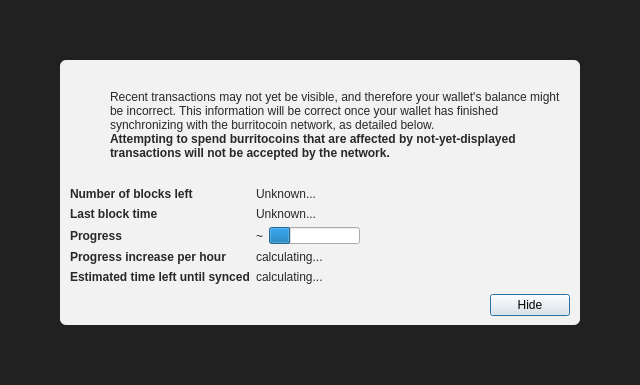
Qt form src/qt/forms/modaloverlay.ui (BurritoCoinDev/BurritoCoin) before a commit.
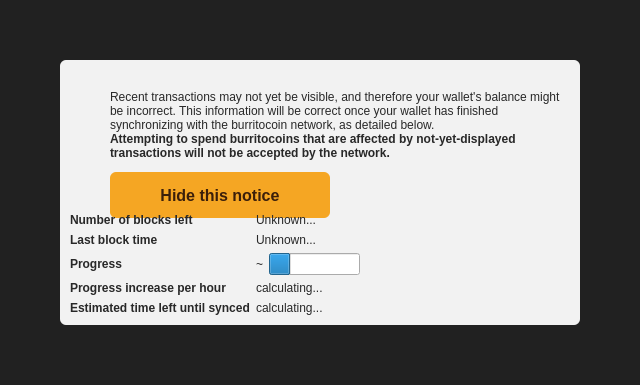
The same form after that commit. Icons and pictures are not drawn.

Commit message: qt: group sync-overlay Hide button with the warning, make it prominent

```diff
--- a/src/qt/forms/modaloverlay.ui
+++ b/src/qt/forms/modaloverlay.ui
@@ -54,7 +54,7 @@
 
 QLabel { color: rgb(40,40,40);  }</string>
         </property>
-        <layout class="QVBoxLayout" name="verticalLayoutSub" stretch="1,0,0,0">
+        <layout class="QVBoxLayout" name="verticalLayoutSub" stretch="1,0,0">
          <property name="spacing">
           <number>0</number>
          </property>
@@ -159,6 +159,61 @@
                </property>
               </widget>
              </item>
+             <item>
+              <layout class="QHBoxLayout" name="horizontalLayoutHideBtn">
+               <property name="topMargin">
+                <number>12</number>
+               </property>
+               <item>
+                <widget class="QPushButton" name="closeButton">
+                 <property name="minimumSize">
+                  <size>
+                   <width>220</width>
+                   <height>46</height>
+                  </size>
+                 </property>
+                 <property name="cursor">
+                  <cursorShape>PointingHandCursor</cursorShape>
+                 </property>
+                 <property name="font">
+                  <font>
+                   <pointsize>12</pointsize>
+                   <weight>75</weight>
+                   <bold>true</bold>
+                  </font>
+                 </property>
+                 <property name="styleSheet">
+                  <string notr="true">QPushButton#closeButton { background-color: #f5a623; color: #3b1f0a; border: none; border-radius: 6px; padding: 8px 22px; } QPushButton#closeButton:hover { background-color: #ffc04d; } QPushButton#closeButton:pressed { background-color: #c47d0e; }</string>
+                 </property>
+                 <property name="text">
+                  <string>Hide this notice</string>
+                 </property>
+                 <property name="shortcut">
+                  <string>Esc</string>
+                 </property>
+                 <property name="focusPolicy">
+                  <enum>Qt::StrongFocus</enum>
+                 </property>
+                 <property name="default">
+                  <bool>true</bool>
+                 </property>
+                </widget>
+               </item>
+               <item>
+                <spacer name="hideBtnRightSpacer">
+                 <property name="orientation">
+                  <enum>Qt::Horizontal</enum>
+                 </property>
+                 <property name="sizeHint" stdset="0">
+                  <size>
+                   <width>40</width>
+                   <height>20</height>
+                  </size>
+                 </property>
+                </spacer>
+               </item>
+              </layout>
+             </item>
              <item>
               <spacer name="verticalSpacerInTextSpace">
                <property name="orientation">
@@ -325,45 +380,6 @@
            </item>
           </layout>
          </item>
-         <item>
-          <layout class="QHBoxLayout" name="horizontalLayoutButtons">
-           <property name="leftMargin">
-            <number>10</number>
-           </property>
-           <property name="topMargin">
-            <number>10</number>
-           </property>
-           <item>
-            <spacer name="horizontalSpacer">
-             <property name="orientation">
-              <enum>Qt::Horizontal</enum>
-             </property>
-             <property name="sizeHint" stdset="0">
-              <size>
-               <width>40</width>
-               <height>20</height>
-              </size>
-             </property>
-            </spacer>
-           </item>
-           <item>
-            <widget class="QPushButton" name="closeButton">
-             <property name="text">
-              <string>Hide</string>
-             </property>
-             <property name="shortcut">
-              <string>Esc</string>
-             </property>
-             <property name="focusPolicy">
-              <enum>Qt::StrongFocus</enum>
-             </property>
-             <property name="default">
-              <bool>true</bool>
-             </property>
-            </widget>
-           </item>
-          </layout>
-         </item>
         </layout>
        </widget>
       </item>
```
